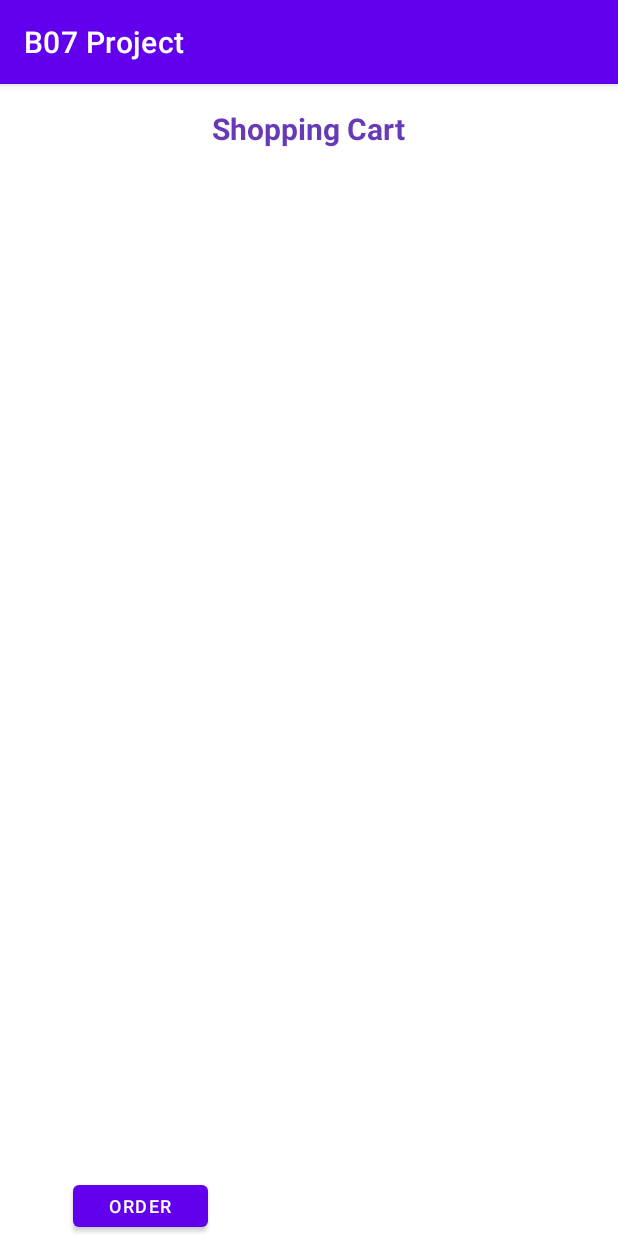
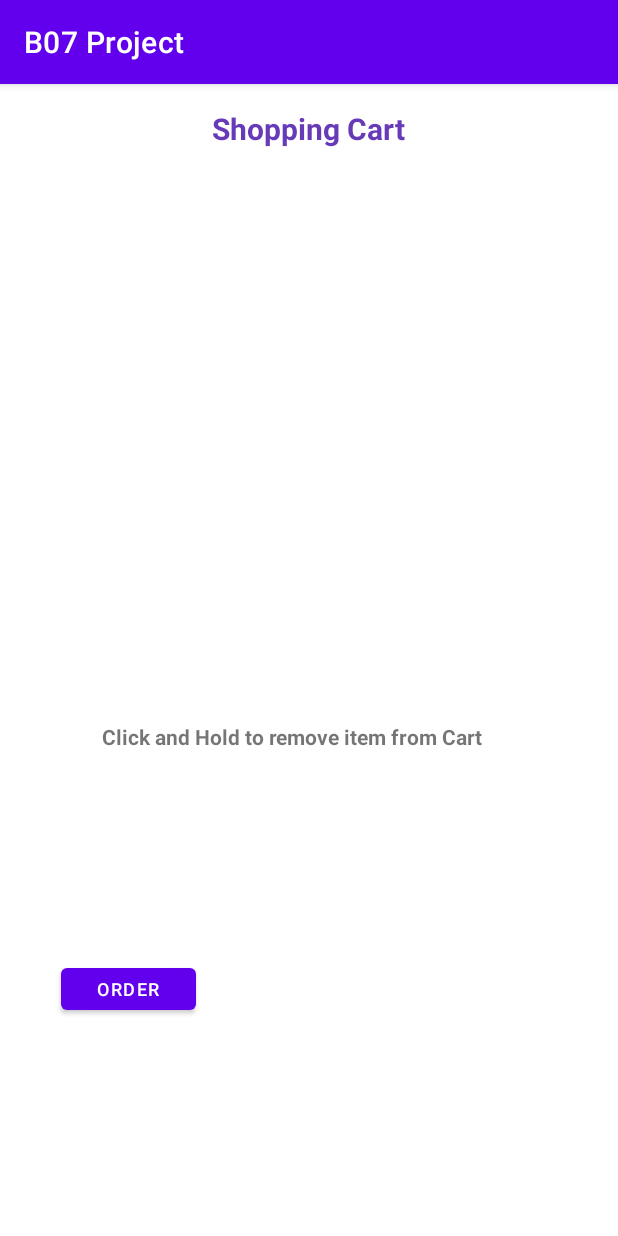
Before and after one commit to muntaqamahmood/eStoreFront, an Android app: the ShoppingCartActivity screen opened directly, with no data from a screen before it, on a phone screen of 412 x 824 dp. Run offline under Robolectric (Android 15) with nearby library versions, the phone set to English and light mode, and no system bars; 1 statement that could not run was skipped.

Commit message:
Muntaqa added a label to let Customer know how to remove an item
added a label to let Customer know how to remove an item.

```diff
--- a/app/src/main/res/layout/activity_shopping_cart.xml
+++ b/app/src/main/res/layout/activity_shopping_cart.xml
@@ -23,18 +23,16 @@
 
     <LinearLayout
         android:id="@+id/linearLayout2"
-        android:layout_width="379dp"
-        android:layout_height="507dp"
-        android:layout_marginBottom="45dp"
+        android:layout_width="382dp"
+        android:layout_height="381dp"
         android:orientation="vertical"
-        app:layout_constraintBottom_toBottomOf="parent"
-        app:layout_constraintEnd_toEndOf="parent"
-        app:layout_constraintStart_toStartOf="parent">
+        app:layout_constraintTop_toBottomOf="@+id/cartTitle"
+        tools:layout_editor_absoluteX="15dp">
 
         <ListView
             android:id="@+id/cartListView"
             android:layout_width="match_parent"
-            android:layout_height="match_parent" />
+            android:layout_height="381dp" />
     </LinearLayout>
 
     <Button
@@ -45,10 +43,10 @@
         android:textSize="12sp"
         app:layout_constraintBottom_toBottomOf="parent"
         app:layout_constraintEnd_toStartOf="@+id/btnBackToLanding"
-        app:layout_constraintHorizontal_bias="0.253"
+        app:layout_constraintHorizontal_bias="0.213"
         app:layout_constraintStart_toStartOf="parent"
         app:layout_constraintTop_toBottomOf="@+id/linearLayout2"
-        app:layout_constraintVertical_bias="1.0" />
+        app:layout_constraintVertical_bias="0.523" />
 
     <Button
         android:id="@+id/btnBackToLanding"
@@ -58,7 +56,18 @@
         android:layout_marginEnd="40dp"
         android:text="@string/back"
         android:textSize="12sp"
+        app:layout_constraintBottom_toBottomOf="parent"
         app:layout_constraintEnd_toEndOf="parent"
         app:layout_constraintTop_toBottomOf="@+id/linearLayout2" />
 
+    <TextView
+        android:id="@+id/textView2"
+        android:layout_width="276dp"
+        android:layout_height="27dp"
+        android:text="Click and Hold to remove item from Cart"
+        android:textStyle="bold"
+        app:layout_constraintEnd_toEndOf="parent"
+        app:layout_constraintStart_toStartOf="parent"
+        app:layout_constraintTop_toBottomOf="@+id/linearLayout2" />
+
 </androidx.constraintlayout.widget.ConstraintLayout>
```
